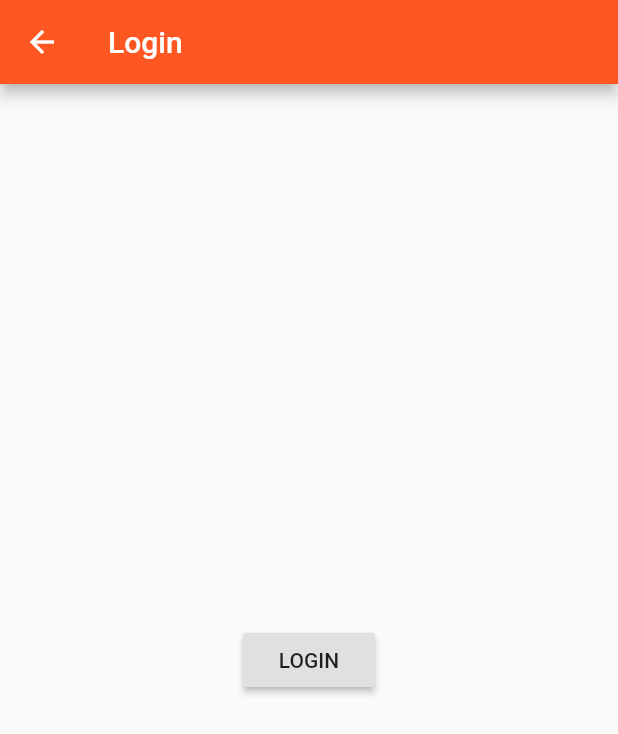
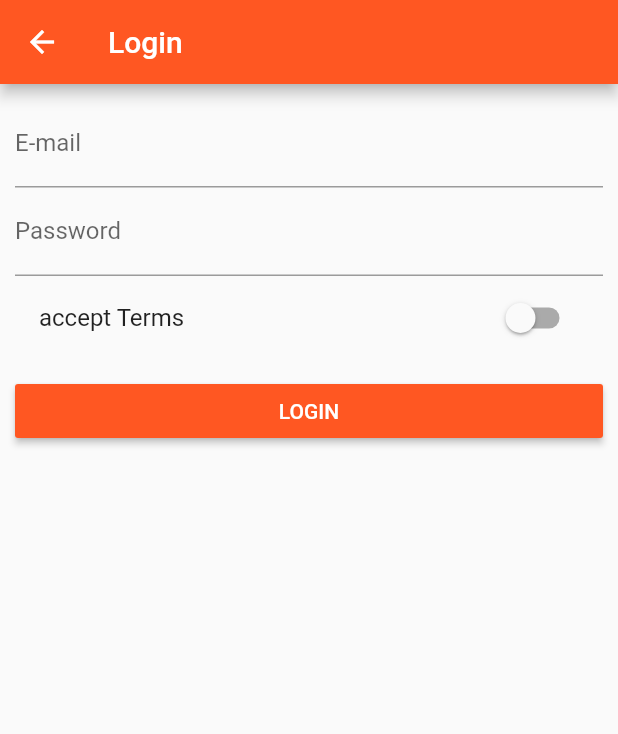
Before and after one commit to legarzonro/flutter_course2, a Flutter app: the AuthPage screen opened directly, on a phone screen of 412 x 824 dp. Shown: the top 734 px of the screen. Run offline on Flutter 3.47's test engine with Material 2 defaults, Android fonts, the phone set to English and light mode, and no system bars.

Commit message:
Handling User Input

```diff
--- a/lib/main.dart
+++ b/lib/main.dart
@@ -21,9 +21,9 @@ class MyApp extends StatefulWidget {
 }
 
 class _MyAppState extends State<MyApp> {
-  List<Map<String, String>> _products = [];
+  List<Map<String, dynamic>> _products = [];
 
-  void _addProduct(Map<String, String> product) {
+  void _addProduct(Map<String, dynamic> product) {
     setState(() {
       _products.add(product);
     });
@@ -46,7 +46,8 @@ class _MyAppState extends State<MyApp> {
           accentColor: Colors.deepPurple),
       // home: AuthPage(),
       routes: {
-        '/': (BuildContext context) => ProductsPage(_products),
+        '/': (BuildContext context) => AuthPage(),
+        '/products': (BuildContext context) => ProductsPage(_products),
         '/admin': (BuildContext context) =>
             ProductsAdminPage(_addProduct, _deleteProduct),
       },
--- a/lib/pages/auth.dart
+++ b/lib/pages/auth.dart
@@ -2,19 +2,61 @@ import 'package:flutter/material.dart';
 
 import './products.dart';
 
-class AuthPage extends StatelessWidget {
+class AuthPage extends StatefulWidget {
+  @override
+  _AuthPageState createState() => _AuthPageState();
+}
+
+class _AuthPageState extends State<AuthPage> {
+  String _emailValue;
+  String _pwdValue;
+  bool _acceptTerms = false;
+
   @override
   Widget build(BuildContext context) {
     return Scaffold(
       appBar: AppBar(
         title: Text('Login'),
       ),
-      body: Center(
-        child: RaisedButton(
-          child: Text('LOGIN'),
-          onPressed: () {
-            Navigator.pushReplacementNamed(context, '/');
-          },
+      body: Container(
+        margin: EdgeInsets.all(10.0),
+        child: ListView(
+          children: <Widget>[
+            TextField(
+              decoration: InputDecoration(labelText: 'E-mail'),
+              keyboardType: TextInputType.emailAddress,
+              onChanged: (String value) {
+                _emailValue = value;
+              },
+            ),
+            TextField(
+              decoration: InputDecoration(labelText: 'Password'),
+              obscureText: true,
+              onChanged: (String value) {
+                _pwdValue = value;
+              },
+            ),
+            SwitchListTile(
+              value: _acceptTerms,
+              onChanged: (bool value) {
+                setState(() {
+                  _acceptTerms = value;
+                });
+              },
+              title: Text('accept Terms'),
+            ),
+            SizedBox(
+              height: 10.0,
+            ),
+            RaisedButton(
+              color: Theme.of(context).primaryColor,
+              textColor: Colors.white,
+              child: Text('LOGIN'),
+              onPressed: () {
+                Navigator.pushReplacementNamed(context, '/products');
+              },
+            ),
+          ],
         ),
       ),
     );
--- a/lib/pages/products.dart
+++ b/lib/pages/products.dart
@@ -3,7 +3,7 @@ import 'package:flutter/material.dart';
 import '../product_manager.dart';
 
 class ProductsPage extends StatelessWidget {
-  final List<Map<String, String>> products;
+  final List<Map<String, dynamic>> products;
 
   ProductsPage(this.products);
 
--- a/lib/pages/products_admin.dart
+++ b/lib/pages/products_admin.dart
@@ -1,6 +1,5 @@
 import 'package:flutter/material.dart';
 
-import './products.dart';
 import './product_create.dart';
 import './product_list.dart';
 
@@ -25,7 +24,7 @@ class ProductsAdminPage extends StatelessWidget {
               ListTile(
                 title: Text('All Products'),
                 onTap: () {
-                  Navigator.pushReplacementNamed(context, '/');
+                  Navigator.pushReplacementNamed(context, '/products');
                 },
               )
             ],
@@ -47,7 +46,7 @@ class ProductsAdminPage extends StatelessWidget {
           ),
         ),
         body: TabBarView(
-          children: <Widget>[ProductCreatePage(), ProductListPage()],
+          children: <Widget>[ProductCreatePage(addProduct), ProductListPage()],
         ),
       ),
     );
--- a/lib/product_manager.dart
+++ b/lib/product_manager.dart
@@ -1,10 +1,9 @@
 import 'package:flutter/material.dart';
 
 import './products.dart';
-import './product_control.dart';
 
 class ProductManager extends StatelessWidget {
-  final List<Map<String, String>> products;
+  final List<Map<String, dynamic>> products;
 
   ProductManager(this.products);
 
```
Also changed, not shown: lib/pages/product_create.dart (+28 -6 lines), lib/products.dart (+4 -11 lines).
